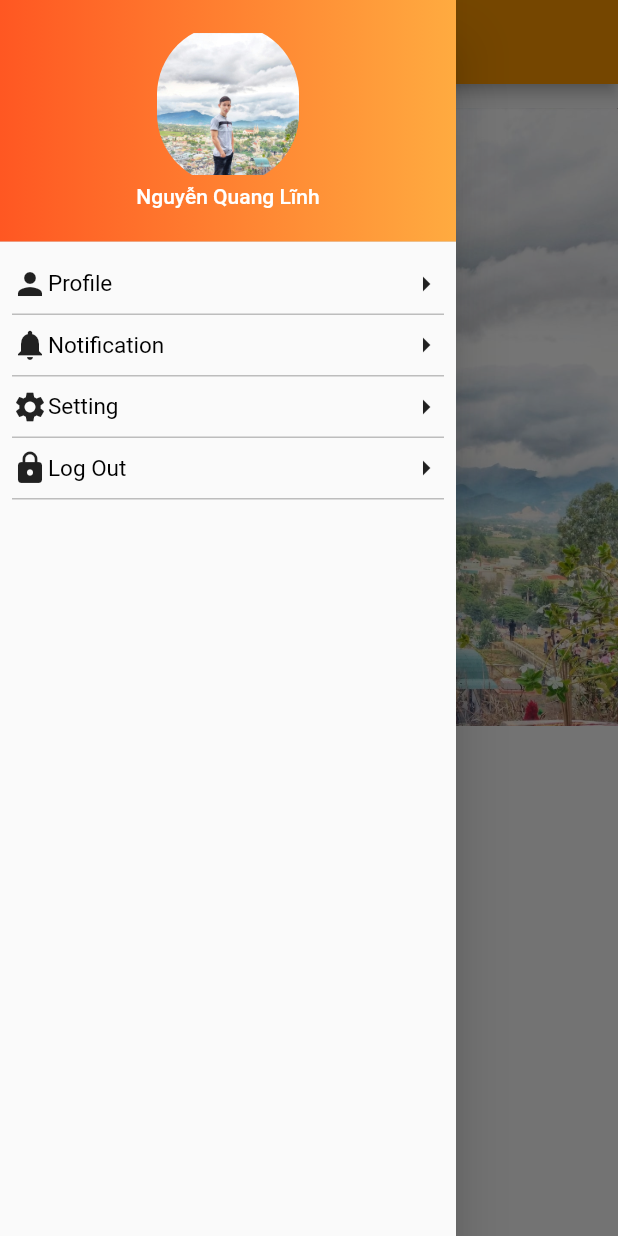
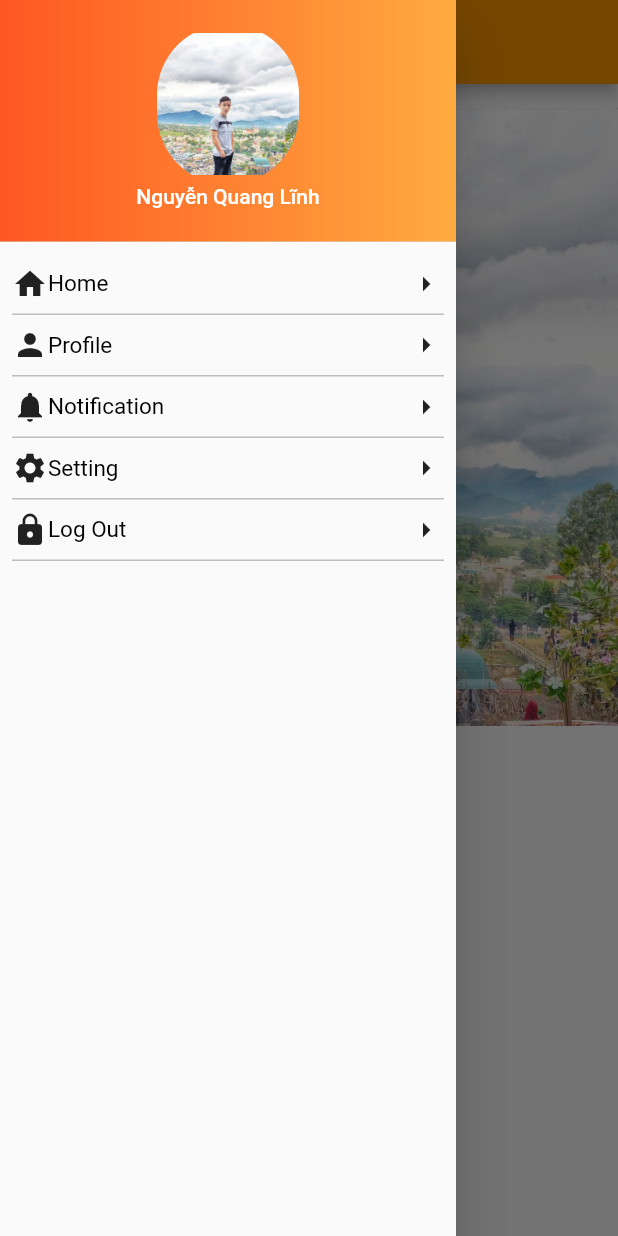
Before and after one commit to linh236/appbar, a Flutter app: the screen it shows after launch, with the side drawer open, on a phone screen of 412 x 824 dp. Run offline on Flutter 3.47's test engine with Material 2 defaults, Android fonts, the phone set to English and light mode, and no system bars.

Commit message:
create appbar and profile

```diff
--- a/lib/Screens/Home/home_screen.dart
+++ b/lib/Screens/Home/home_screen.dart
@@ -2,60 +2,14 @@ import 'package:flutter/material.dart';
 import 'package:appbar/constants.dart';
 import 'package:appbar/Screens/Home/components/customerlisttile.dart';
 import 'package:appbar/Screens/Home/components/body.dart';
+import 'package:appbar/components/appbarmenu.dart';
 class HomeScreen extends StatelessWidget {
   @override
   Widget build(BuildContext context) {
-    Size size = MediaQuery.of(context).size;
-    return Scaffold(
-        appBar: AppBar(title: Text("App Bar"), backgroundColor: Colors.orange),
-        drawer: Drawer(
-            child: ListView(children: <Widget>[
-            DrawerHeader(
-              decoration: BoxDecoration(
-                gradient: LinearGradient(
-                    colors: <Color>[Colors.deepOrange, Colors.orangeAccent]),
-              ),
-             child:Container(
-                child: Column(
-                  children:<Widget>[
-                    ClipRRect(
-                      borderRadius: BorderRadius.circular(50),
-                      child: Image.asset(
-                        "assets/images/av.jpg",
-                        height: size.height*.13,
-                        width: size.width*.23,
-                      ),
-                    ),
-                    Text(
-                      "Nguyễn Quang Lĩnh",
-                      style: TextStyle(color: kWhiteColor)
-                    )
-                  ]
-                ),
-               ),
-            ),
-          CustomerListTile(
-            text: "Profile",
-            icon: Icons.person,
-            onTap: () {},
-          ),
-          CustomerListTile(
-            text: "Notification",
-            icon: Icons.notifications,
-            onTap: () {},
-          ),
-          CustomerListTile(
-            text: "Setting",
-            icon: Icons.settings,
-            onTap: () {},
-          ),
-          CustomerListTile(
-            text: "Log Out",
-            icon: Icons.lock,
-            onTap: () {},
-          ),
-        ])),
-      body:Body(),
+    return AppBarMenu(
+      title: "Home",
+      backgroundbar: Colors.orange,
+      child: Body(),
     );
   }
 }
--- /dev/null
+++ b/lib/Screens/Profile/components/body.dart
@@ -0,0 +1,12 @@
+import 'package:flutter/material.dart';
+
+class Body extends StatelessWidget{
+  @override
+
+  Widget build(BuildContext context){
+    return Container(
+
+    );
+  }
+
+}
--- /dev/null
+++ b/lib/components/appbarmenu.dart
@@ -0,0 +1,94 @@
+import 'package:flutter/material.dart';
+import 'package:appbar/constants.dart';
+import 'package:appbar/Screens/Home/components/customerlisttile.dart';
+import 'package:appbar/Screens/Home/components/body.dart';
+import 'package:appbar/Screens/Profile/profile_screen.dart';
+import 'package:appbar/Screens/Home/home_screen.dart';
+class AppBarMenu extends StatelessWidget{
+  final Widget child;
+  final String title;
+  final Color backgroundbar;
+  final Function press;
+  const AppBarMenu({
+    Key key,
+    @required this.child,
+    this.title,
+    this.backgroundbar,
+    this.press,
+  }):super(key: key);
+  @override
+  Widget build(BuildContext context){
+    Size size = MediaQuery.of(context).size;
+    return Scaffold(
+        appBar: AppBar(title: Text(title), backgroundColor: backgroundbar),
+        drawer: Drawer(
+            child: ListView(children: <Widget>[
+            DrawerHeader(
+              decoration: BoxDecoration(
+                gradient: LinearGradient(
+                    colors: <Color>[Colors.deepOrange, Colors.orangeAccent]),
+              ),
+             child:Container(
+                child: Column(
+                  children:<Widget>[
+                    ClipRRect(
+                      borderRadius: BorderRadius.circular(50),
+                      child: Image.asset(
+                        "assets/images/av.jpg",
+                        height: size.height*.13,
+                        width: size.width*.23,
+                      ),
+                    ),
+                    Text(
+                      "Nguyễn Quang Lĩnh",
+                      style: TextStyle(color: kWhiteColor)
+                    )
+                  ]
+                ),
+               ),
+            ),
+          CustomerListTile(
+            text: "Home",
+            icon: Icons.home,
+            onTap: (){
+              Navigator.push(
+                context,
+                MaterialPageRoute(
+                  builder: (context){return HomeScreen();}
+                )
+              );
+            }
+          ),
+          CustomerListTile(
+            text: "Profile",
+            icon: Icons.person,
+            onTap: (){
+              Navigator.push(
+                context,
+                MaterialPageRoute(
+                  builder: (context){return ProfileScreen();}
+                )
+              );
+            },
+          ),
+          CustomerListTile(
+            text: "Notification",
+            icon: Icons.notifications,
+            onTap: () {},
+          ),
+          CustomerListTile(
+            text: "Setting",
+            icon: Icons.settings,
+            onTap: () {},
+          ),
+          CustomerListTile(
+            text: "Log Out",
+            icon: Icons.lock,
+            onTap: () {},
+          ),
+
+        ])),
+      body: child,
+    );
+  }
+}
```
Also changed, not shown: lib/Screens/Profile/profile_screen.dart (added, +16 -0 lines), 1 other file.
